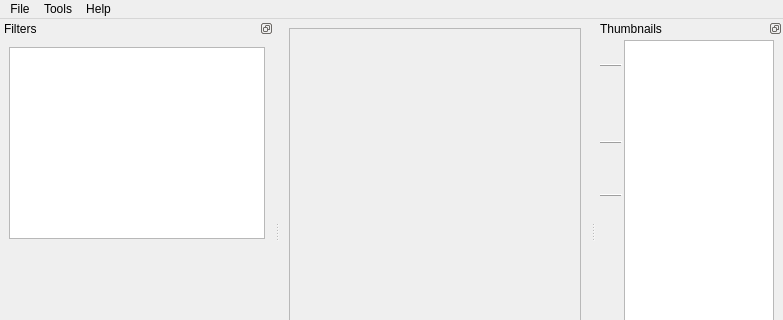
Before: the Qt Designer form src/app/MainWindow.ui in cnicolai/scantailor-advanced, drawn with Qt 5; both pictures show x 0 to 783 and y 0 to 320 of the 783 by 464 pixel window.
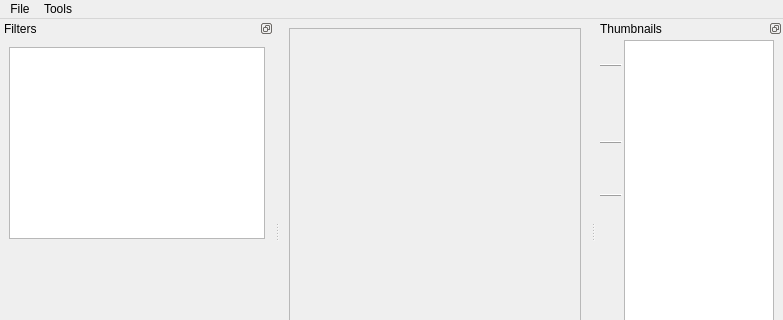
After: the same form once the commit is applied. Icons and pictures are not drawn. Custom widgets are drawn as their Qt base class.

Commit message:
fix(05-02): move About out of the empty Help menu
- the live check showed an empty Help menu after About moved to the application menu; About now sits in File (role unchanged) and Help is gone
- testFileMenuTextsAndKeys expects About between Close Project and Settings
- mac_check validates each native menu before reading it, because Qt's merged About and Settings items keep a stale disabled flag until AppKit validates; it also records the enabled state of the three role items

Claude-Session: https://claude.ai/code/session_01MgKUDzFciLToDqjQ2Sbrbf

What changed in the file:
```diff
--- a/src/app/MainWindow.ui
+++ b/src/app/MainWindow.ui
@@ -95,15 +95,8 @@
     <addaction name="actionSettings"/>
     <addaction name="actionQuit"/>
    </widget>
-   <widget class="QMenu" name="menuHelp">
-    <property name="title">
-     <string>Help</string>
-    </property>
-    <addaction name="actionAbout"/>
-   </widget>
    <addaction name="menuFile"/>
    <addaction name="menuDebug"/>
-   <addaction name="menuHelp"/>
   </widget>
   <widget class="QStatusBar" name="statusBar"/>
   <widget class="QDockWidget" name="thumbnailsDockWidget">
```
Left out of the diff: 1 changed line with no effect on the pictures. The commit also changes 3 other files.
